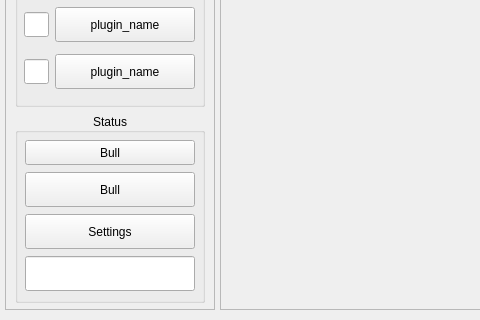
Old version of the form resources/ui_raw/el_gui_cliento.ui in the repository Einthel/EL_GUI_BANDITO4; both pictures show x 0 to 480 and y 280 to 600 of the 1024 by 600 pixel window.
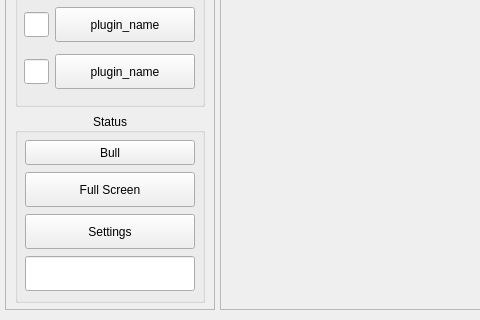
New version of the form.

Diff of the .ui file:
```diff
--- a/resources/ui_raw/el_gui_cliento.ui
+++ b/resources/ui_raw/el_gui_cliento.ui
@@ -651,7 +651,7 @@
               </size>
              </property>
              <property name="text">
-              <string>Bull</string>
+              <string>Full Screen</string>
              </property>
             </widget>
            </item>
```
Left out of the diff: 4 changed lines with no effect on the pictures.
